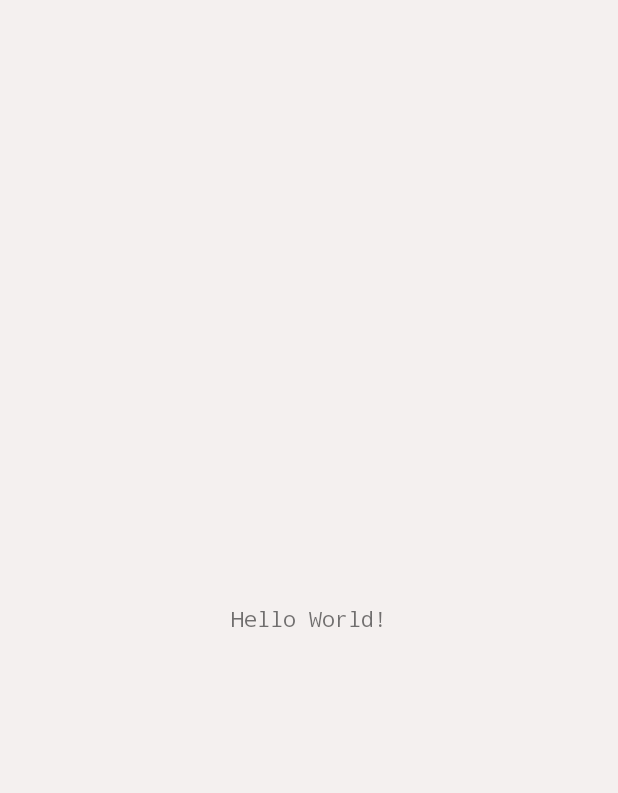
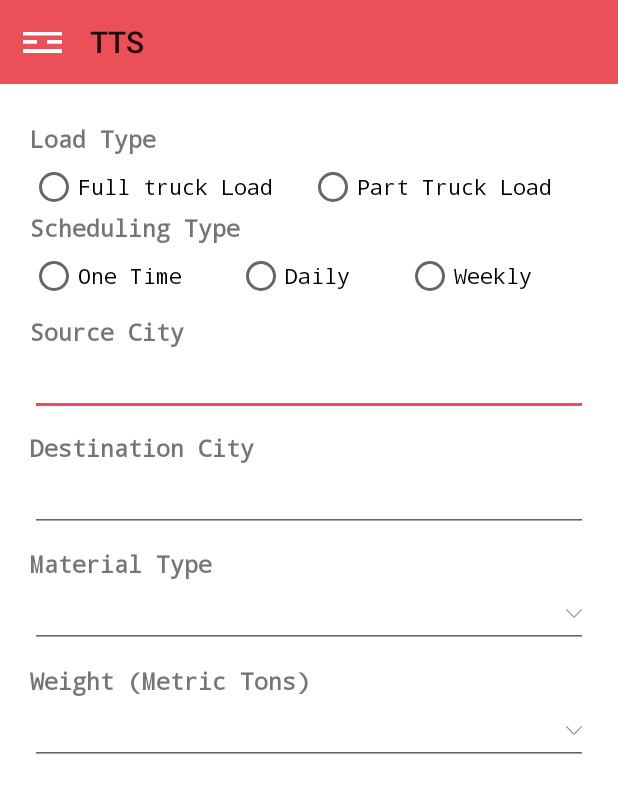
Before and after one commit to gorv005/Airlines, an Android app: the ActivityMain screen opened directly, with no data from a screen before it, on a phone screen of 412 x 824 dp. Before the commit the part shown is almost empty. Shown: the top 793 px of the screen. Run offline under Robolectric (Android 15) with nearby library versions, the phone set to English and light mode, and no system bars; our stand-ins replace ButterKnife.

Commit message:
Side menu, main screen

```diff
--- a/app/build.gradle
+++ b/app/build.gradle
@@ -2,6 +2,7 @@ apply plugin: 'com.android.application'
 
 android {
     compileSdkVersion 25
+    buildToolsVersion "26.0.0"
     defaultConfig {
         applicationId "com.truck.airlines.airlines"
         minSdkVersion 19
--- a/app/src/main/java/com/truck/airlines/airlines/ActivityMain.java
+++ b/app/src/main/java/com/truck/airlines/airlines/ActivityMain.java
@@ -1,15 +1,50 @@
 package com.truck.airlines.airlines;
 
-import android.app.Activity;
 import android.os.Bundle;
+import android.support.annotation.NonNull;
+import android.support.design.widget.NavigationView;
+import android.support.v4.view.GravityCompat;
+import android.support.v4.widget.DrawerLayout;
+import android.support.v7.app.ActionBarDrawerToggle;
+import android.support.v7.app.AppCompatActivity;
+import android.support.v7.widget.Toolbar;
+import android.view.MenuItem;
+import android.view.View;
 
-public class ActivityMain extends Activity {
+import butterknife.BindView;
+import butterknife.ButterKnife;
 
+public class ActivityMain extends AppCompatActivity implements NavigationView.OnNavigationItemSelectedListener{
+    @BindView(R.id.toolbar)
+    Toolbar toolbar;
     @Override
     protected void onCreate(Bundle savedInstanceState) {
         super.onCreate(savedInstanceState);
         setContentView(R.layout.activity_main);
+        ButterKnife.bind(this);
+        setSupportActionBar(toolbar);
+
+        final DrawerLayout drawer = (DrawerLayout) findViewById(R.id.drawer_layout);
+        ActionBarDrawerToggle toggle = new ActionBarDrawerToggle(
+                this, drawer, toolbar, R.string.navigation_drawer_open, R.string.navigation_drawer_close);
+        toggle.setDrawerIndicatorEnabled(false);
+        toggle.setHomeAsUpIndicator(R.drawable.menu);
+        toggle.setToolbarNavigationClickListener(new View.OnClickListener() {
+            @Override
+            public void onClick(View view) {
+                drawer.openDrawer(GravityCompat.START);
+            }
+        });
+        drawer.setDrawerListener(toggle);
+        toggle.syncState();
+
+        NavigationView navigationView = (NavigationView) findViewById(R.id.nav_view);
+        navigationView.setNavigationItemSelectedListener(this);
 
     }
 
+    @Override
+    public boolean onNavigationItemSelected(@NonNull MenuItem item) {
+        return false;
+    }
 }
--- a/app/src/main/res/layout/activity_main.xml
+++ b/app/src/main/res/layout/activity_main.xml
@@ -1,18 +1,43 @@
 <?xml version="1.0" encoding="utf-8"?>
-<android.support.constraint.ConstraintLayout xmlns:android="http://schemas.android.com/apk/res/android"
-    xmlns:app="http://schemas.android.com/apk/res-auto"
+<android.support.v4.widget.DrawerLayout xmlns:android="http://schemas.android.com/apk/res/android"
     xmlns:tools="http://schemas.android.com/tools"
+    android:id="@+id/drawer_layout"
     android:layout_width="match_parent"
     android:layout_height="match_parent"
-    tools:context="com.truck.airlines.airlines.ActivityMain">
+    android:fitsSystemWindows="true"
+    tools:openDrawer="start">
 
-    <TextView
-        android:layout_width="wrap_content"
-        android:layout_height="wrap_content"
-        android:text="Hello World!"
-        app:layout_constraintBottom_toBottomOf="parent"
-        app:layout_constraintLeft_toLeftOf="parent"
-        app:layout_constraintRight_toRightOf="parent"
-        app:layout_constraintTop_toTopOf="parent" />
+    <include
+        layout="@layout/app_bar_activity_home"
+        android:layout_width="match_parent"
+        android:layout_height="match_parent" />
 
-</android.support.constraint.ConstraintLayout>
+    <android.support.design.widget.NavigationView
+        android:id="@+id/nav_view"
+        android:layout_width="match_parent"
+        android:layout_height="match_parent"
+        android:layout_gravity="start"
+        android:fitsSystemWindows="true">
+
+        <RelativeLayout
+            android:layout_width="match_parent"
+            android:layout_height="match_parent"
+            android:background="@color/colorPrimary">
+
+
+
+
+            <ListView
+                android:id="@+id/lvMenuItem"
+                android:layout_width="match_parent"
+                android:layout_height="wrap_content"
+                android:divider="@null"
+                android:dividerHeight="1dp"
+                android:footerDividersEnabled="false"></ListView>
+
+
+        </RelativeLayout>
+
+    </android.support.design.widget.NavigationView>
+
+</android.support.v4.widget.DrawerLayout>
--- /dev/null
+++ b/app/src/main/res/layout/app_bar_activity_home.xml
@@ -0,0 +1,33 @@
+<?xml version="1.0" encoding="utf-8"?>
+<LinearLayout xmlns:android="http://schemas.android.com/apk/res/android"
+    xmlns:app="http://schemas.android.com/apk/res-auto"
+    xmlns:tools="http://schemas.android.com/tools"
+    android:layout_width="match_parent"
+    android:layout_height="match_parent"
+    android:background="@color/white"
+    android:fitsSystemWindows="true"
+    android:orientation="vertical"
+    >
+
+    <android.support.design.widget.AppBarLayout
+        android:layout_width="match_parent"
+        android:layout_height="wrap_content"
+        >
+
+        <android.support.v7.widget.Toolbar
+            android:id="@+id/toolbar"
+            android:layout_width="match_parent"
+            android:layout_height="?attr/actionBarSize"
+            android:background="@color/colorPrimary"
+            app:contentInsetStart="0dp"
+            app:contentInsetStartWithNavigation="0dp"
+            >
+
+        </android.support.v7.widget.Toolbar>
+
+
+    </android.support.design.widget.AppBarLayout>
+
+    <include layout="@layout/content_activity_home" />
+
+</LinearLayout>
--- /dev/null
+++ b/app/src/main/res/layout/content_activity_home.xml
@@ -0,0 +1,180 @@
+<?xml version="1.0" encoding="utf-8"?>
+<RelativeLayout xmlns:android="http://schemas.android.com/apk/res/android"
+    xmlns:app="http://schemas.android.com/apk/res-auto"
+    android:id="@+id/content_activity_home"
+    android:layout_width="match_parent"
+    android:layout_height="match_parent"
+    android:background="@color/white"
+    android:orientation="vertical">
+
+    <LinearLayout
+        android:padding="20dp"
+        android:orientation="vertical"
+        android:layout_marginTop="5dp"
+        android:layout_width="match_parent"
+        android:layout_height="wrap_content">
+    <TextView
+        android:textSize="16sp"
+        android:textStyle="bold"
+        android:id="@+id/tvLoadType"
+        android:layout_width="wrap_content"
+        android:text="@string/Load_Type"
+        android:layout_height="wrap_content" />
+
+        <LinearLayout
+            android:layout_marginTop="5dp"
+            android:layout_width="match_parent"
+            android:layout_height="wrap_content">
+
+            <RadioButton
+                android:id="@+id/rbFullLoad"
+                android:layout_width="wrap_content"
+                android:layout_height="wrap_content"
+                android:layout_weight="1"
+                android:text="@string/full_truck_load" />
+
+
+
+            <RadioButton
+                android:id="@+id/rbPartLoad"
+                android:layout_width="wrap_content"
+                android:layout_height="wrap_content"
+                android:layout_weight="1"
+                android:text="@string/part_truck_load" />
+        </LinearLayout>
+
+        <TextView
+            android:textSize="16sp"
+            android:textStyle="bold"
+            android:layout_width="wrap_content"
+            android:text="@string/scheduling_type"
+            android:layout_height="wrap_content" />
+
+        <LinearLayout
+            android:layout_marginTop="5dp"
+            android:layout_width="match_parent"
+            android:layout_height="wrap_content">
+
+            <RadioButton
+                android:id="@+id/rbOneTime"
+                android:layout_width="wrap_content"
+                android:layout_height="wrap_content"
+                android:layout_weight="1"
+                android:text="@string/one_time" />
+
+            <RadioButton
+                android:id="@+id/rbDaily"
+                android:layout_width="wrap_content"
+                android:layout_height="wrap_content"
+                android:layout_weight="1"
+                android:text="@string/daily" />
+
+
+            <RadioButton
+                android:id="@+id/rbWeekly"
+                android:layout_width="wrap_content"
+                android:layout_height="wrap_content"
+                android:layout_weight="1"
+                android:text="@string/weekly" />
+        </LinearLayout>
+        <TextView
+            android:layout_marginTop="10dp"
+            android:textSize="16sp"
+            android:textStyle="bold"
+            android:layout_width="wrap_content"
+            android:text="@string/Source_city"
+            android:layout_height="wrap_content" />
+
+
+            <EditText
+                android:id="@+id/etSourceCity"
+                android:layout_width="match_parent"
+                android:layout_height="wrap_content"
+                android:inputType="textCapWords"
+                android:lines="1"
+                android:maxLength="50"
+                android:maxLines="1"
+                android:textColor="@color/colortext" />
+
+        <TextView
+            android:layout_marginTop="10dp"
+            android:textSize="16sp"
+            android:textStyle="bold"
+            android:layout_width="wrap_content"
+            android:text="@string/destination_city"
+            android:layout_height="wrap_content" />
+
+
+        <EditText
+            android:id="@+id/etDestinationCity"
+            android:layout_width="match_parent"
+            android:layout_height="wrap_content"
+            android:inputType="textCapWords"
+            android:lines="1"
+            android:maxLength="50"
+            android:maxLines="1"
+            android:textColor="@color/colortext" />
+        <TextView
+            android:layout_marginTop="10dp"
+            android:textSize="16sp"
+            android:textStyle="bold"
+            android:layout_width="wrap_content"
+            android:text="@string/Materialtype"
+            android:layout_height="wrap_content" />
+
+
+        <EditText
+            android:id="@+id/etMaterialtype"
+            android:layout_width="match_parent"
+            android:layout_height="wrap_content"
+            android:lines="1"
+            android:drawableEnd="@drawable/down_arrow"
+            android:maxLength="50"
+            android:maxLines="1"
+            android:editable="false"
+            android:focusable="false"
+            android:textColor="@color/colortext" />
+
+        <Spinner
+            android:id="@+id/spinnerMaterialtype"
+            android:layout_width="match_parent"
+            android:layout_height="0.5dp"
+            android:layout_gravity="start"
+            android:layout_marginStart="4dp"
+            android:layout_marginEnd="4dp"
+            android:gravity="start"
+            android:paddingStart="40dp"
+            android:visibility="invisible" />
+        <TextView
+            android:layout_marginTop="10dp"
+            android:textSize="16sp"
+            android:textStyle="bold"
+            android:layout_width="wrap_content"
+            android:text="@string/weight"
+            android:layout_height="wrap_content" />
+
+
+        <EditText
+            android:id="@+id/etWeight"
+            android:layout_width="match_parent"
+            android:layout_height="wrap_content"
+            android:lines="1"
+            android:drawableEnd="@drawable/down_arrow"
+            android:maxLength="50"
+            android:maxLines="1"
+            android:editable="false"
+            android:focusable="false"
+            android:textColor="@color/colortext" />
+
+        <Spinner
+            android:id="@+id/spinnerWeight"
+            android:layout_width="match_parent"
+            android:layout_height="0.5dp"
+            android:layout_gravity="start"
+            android:layout_marginStart="4dp"
+            android:layout_marginEnd="4dp"
+            android:gravity="start"
+            android:paddingStart="40dp"
+            android:visibility="invisible" />
+    </LinearLayout>
+</RelativeLayout>
--- a/app/src/main/res/values/colors.xml
+++ b/app/src/main/res/values/colors.xml
@@ -7,5 +7,10 @@
     <color name="colorbutton">#EE6169</color>
     <color name="colortext">#757575</color>
     <color name="black">#111111</color>
+    <color name="white">#ffffff</color>
+    <color name="grey">#8C8C8C</color>
+    <color name="grey_dark">#7E7E7E</color>
+
+
 
 </resources>
--- a/app/src/main/res/values/strings.xml
+++ b/app/src/main/res/values/strings.xml
@@ -39,4 +39,17 @@
     <string name="transporter_required">Transporter name required</string>
     <string name="pan_number_required">Pan number required</string>
     <string name="address_line_one">Please enter valid address</string>
+    <string name="Load_Type">Load Type</string>
+    <string name="full_truck_load">Full truck Load</string>
+    <string name="part_truck_load">Part Truck Load</string>
+    <string name="scheduling_type">Scheduling Type</string>
+    <string name="one_time">One Time</string>
+    <string name="daily">Daily</string>
+    <string name="weekly">Weekly</string>
+    <string name="Source_city">Source City</string>
+    <string name="destination_city">Destination City</string>
+    <string name="navigation_drawer_open">Open navigation drawer</string>
+    <string name="navigation_drawer_close">Close navigation drawer</string>
+    <string name="weight">Weight (Metric Tons)</string>
+    <string name="Materialtype">Material Type</string>
 </resources>
--- a/app/src/main/res/values/styles.xml
+++ b/app/src/main/res/values/styles.xml
@@ -19,4 +19,17 @@
 
     </style>
 
+    <style name="AppTheme.PopupOverlay" parent="ThemeOverlay.AppCompat.Light">
+        <item name="drawerArrowStyle">@style/DrawerArrowStyle</item>
+    </style>
+
+    <style name="DrawerArrowStyle" parent="@style/Widget.AppCompat.DrawerArrowToggle">
+        <item name="spinBars">true</item>
+        <item name="color">@color/grey</item>
+    </style>
+    <style name="MyRaidoButton" parent="Widget.AppCompat.CompoundButton.RadioButton">
+        <item name="colorAccent">@color/colorbutton</item>
+        <item name="android:textColorPrimaryDisableOnly">@color/grey</item>
+        <item name="android:textAppearance">@style/TextAppearance.AppCompat</item>
+    </style>
 </resources>
```
